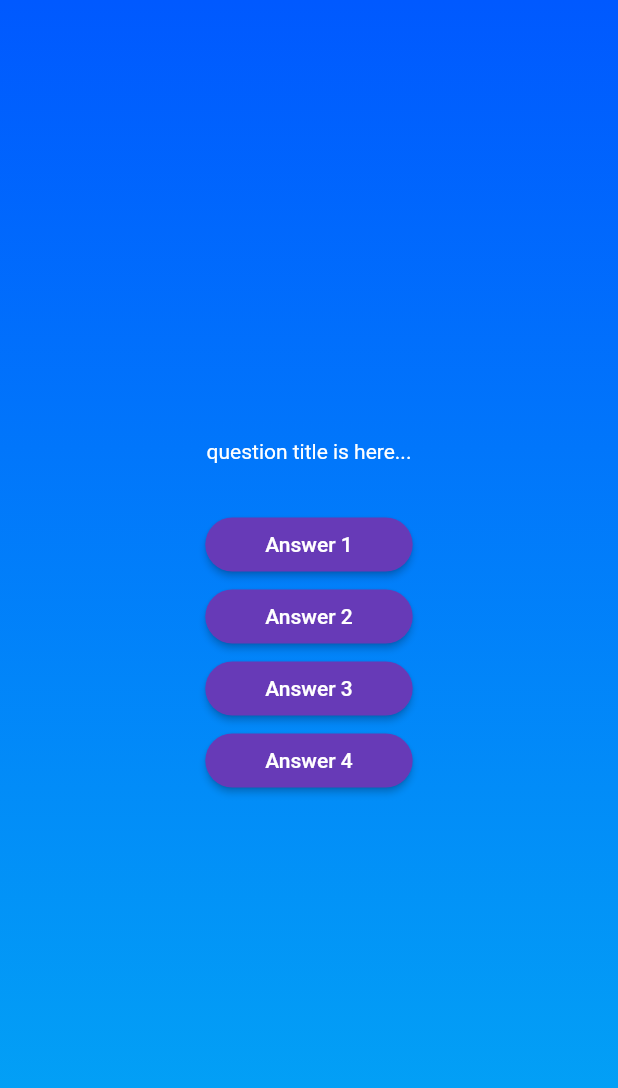
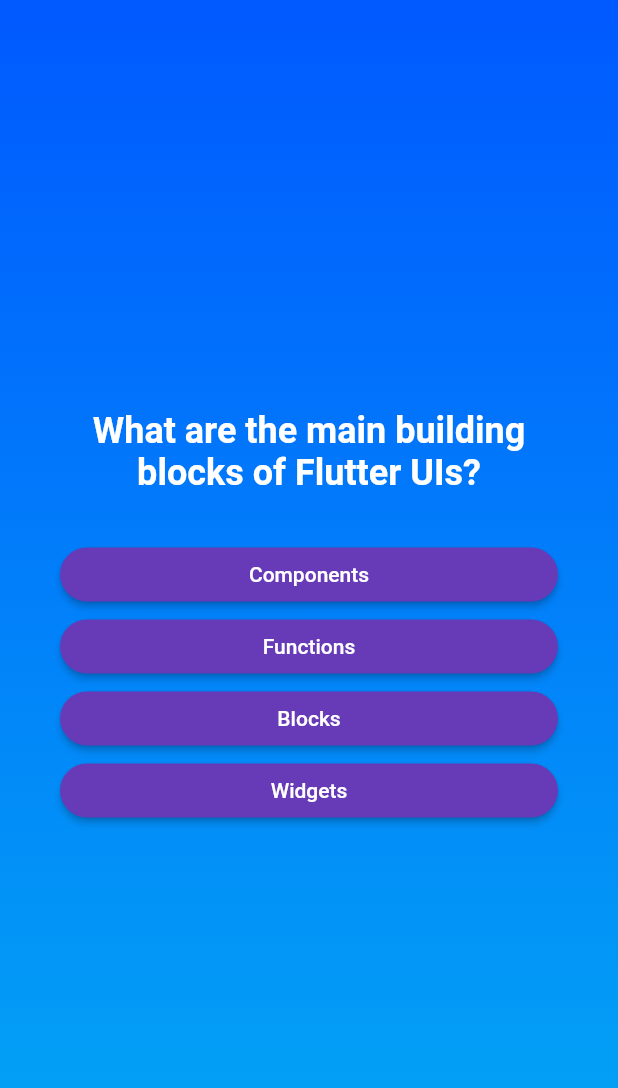
Before and after one commit to MichealMoris/Flutter-Quiz-App, a Flutter app: the screen it shows after launch, after a tap on "Start Quiz", on a phone screen of 412 x 824 dp. Shown: the top 1088 px of the screen. Run offline on Flutter 3.47's test engine with Material 2 defaults, Android fonts, the phone set to English and light mode, and no system bars; our stand-ins replace google_fonts.

Commit message:
Question Screen Finished.

```diff
--- a/lib/model/question.dart
+++ b/lib/model/question.dart
@@ -2,4 +2,9 @@ class Question {
   final String questionTitle;
   final List<String> questionAnswers;
   const Question(this.questionTitle, this.questionAnswers);
+  List<String> getShuffledAnswers() {
+    final shuffledAnswers = List.of(questionAnswers);
+    shuffledAnswers.shuffle();
+    return shuffledAnswers;
+  }
 }
--- a/lib/questions_screen.dart
+++ b/lib/questions_screen.dart
@@ -1,8 +1,11 @@
 import 'package:flutter/material.dart';
 import 'package:quiz_app/answer_button.dart';
+import 'package:quiz_app/data/questions.dart';
+import 'package:google_fonts/google_fonts.dart';
 
 class QuestionsScreen extends StatefulWidget {
-  const QuestionsScreen({super.key});
+  final void Function(String answer) onSelectedAnswer;
+  const QuestionsScreen({super.key, required this.onSelectedAnswer});
   @override
   State<QuestionsScreen> createState() {
     return _QuestionsScreenState();
@@ -10,38 +13,50 @@ class QuestionsScreen extends StatefulWidget {
 }
 
 class _QuestionsScreenState extends State<QuestionsScreen> {
+  var currentQuestionIndex = 0;
+
+  void answerQuestion(String answer) {
+    widget.onSelectedAnswer(answer);
+    setState(() {
+      currentQuestionIndex++;
+    });
+  }
+
   @override
   Widget build(context) {
+    var currentQuestion = questions[currentQuestionIndex];
     return Center(
+      child: Container(
+        margin: const EdgeInsets.all(40),
         child: Column(
           mainAxisSize: MainAxisSize.min,
+          crossAxisAlignment: CrossAxisAlignment.stretch,
           children: [
-          const Text(
-            'question title is here...',
-            style: TextStyle(
+            Text(
+              currentQuestion.questionTitle,
+              style: GoogleFonts.tiltNeon(
                 color: Colors.white,
+                fontWeight: FontWeight.bold,
+                fontSize: 24,
               ),
+              textAlign: TextAlign.center,
             ),
             const SizedBox(
               height: 30,
             ),
-          AnswerButton(
-            onPressed: () {},
-            child: const Text('Answer 1'),
+            ...currentQuestion.getShuffledAnswers().map((answer) {
+              return AnswerButton(
+                onPressed: () {
+                  answerQuestion(answer);
+                },
+                child: Text(
+                  answer,
+                  textAlign: TextAlign.center,
                 ),
-          AnswerButton(
-            onPressed: () {},
-            child: const Text('Answer 2'),
+              );
+            }),
+          ],
         ),
-          AnswerButton(
-            onPressed: () {},
-            child: const Text('Answer 3'),
-          ),
-          AnswerButton(
-            onPressed: () {},
-            child: const Text('Answer 4'),
-          ),
-        ],
       ),
     );
   }
--- a/lib/quiz.dart
+++ b/lib/quiz.dart
@@ -1,5 +1,7 @@
 import 'package:flutter/material.dart';
+import 'package:quiz_app/data/questions.dart';
 import 'package:quiz_app/questions_screen.dart';
+import 'package:quiz_app/result_screen.dart';
 import 'package:quiz_app/start_screen.dart';
 
 class Quiz extends StatefulWidget {
@@ -19,11 +21,24 @@ class _QuizState extends State<Quiz> {
     });
   }
 
+  List<String> selectedAnswer = [];
+  void onSelectedAnswer(String answer) {
+    selectedAnswer.add(answer);
+    selectedAnswer.length == questions.length
+        ? setState(() {
+            selectedAnswer = [];
+            activeScreen = 'result-screen';
+          })
+        : null;
+  }
+
   @override
   Widget build(context) {
     final screenWidget = activeScreen == 'start-screen'
         ? StartScreen(switchScreen)
-        : const QuestionsScreen();
+        : activeScreen == 'question-screen'
+            ? QuestionsScreen(onSelectedAnswer: onSelectedAnswer)
+            : ResultScreen(selectedAnswers: selectedAnswer);
 
     return MaterialApp(
       home: Scaffold(
--- a/lib/start_screen.dart
+++ b/lib/start_screen.dart
@@ -1,4 +1,5 @@
 import 'package:flutter/material.dart';
+import 'package:google_fonts/google_fonts.dart';
 
 class StartScreen extends StatelessWidget {
   final void Function() startQuiz;
@@ -18,10 +19,10 @@ class StartScreen extends StatelessWidget {
           const SizedBox(
             height: 80,
           ),
-          const Text(
+          Text(
             'Learn Flutter the fun way!',
-            style: TextStyle(
-              color: Color.fromARGB(255, 237, 223, 252),
+            style: GoogleFonts.tiltNeon(
+              color: const Color.fromARGB(255, 237, 223, 252),
               fontSize: 24,
             ),
           ),
--- a/pubspec.yaml
+++ b/pubspec.yaml
@@ -35,6 +35,7 @@ dependencies:
   # The following adds the Cupertino Icons font to your application.
   # Use with the CupertinoIcons class for iOS style icons.
   cupertino_icons: ^1.0.2
+  google_fonts: ^5.1.0
 
 dev_dependencies:
   flutter_test:
```
Also changed, not shown: lib/result_screen.dart (added, +17 -0 lines), pubspec.lock, 7 other files. Lines whose indentation alone changed are shown as unchanged.
